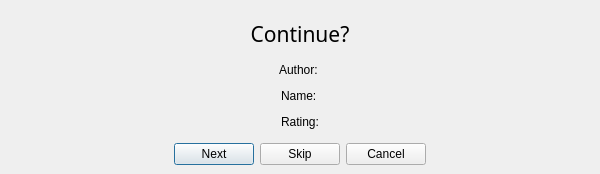
Before: the Qt Designer form MediaManager/src/QtClasses/UI/Form Files/finishDialog.ui in PaunescuAndrei/MediaManager, drawn with Qt 5.
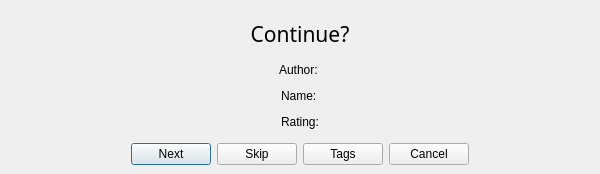
After: the same form once the commit is applied. Custom widgets are drawn as their Qt base class.

```diff
--- a/MediaManager/src/QtClasses/UI/Form Files/finishDialog.ui
+++ b/MediaManager/src/QtClasses/UI/Form Files/finishDialog.ui
@@ -435,6 +435,13 @@
            </property>
           </widget>
          </item>
+         <item>
+          <widget class="QPushButton" name="tagsButton">
+           <property name="text">
+            <string>Tags</string>
+           </property>
+          </widget>
+         </item>
          <item>
           <widget class="QPushButton" name="cancelButton">
            <property name="sizePolicy">
```
Left out of the diff: 46 changed lines with no effect on the pictures.
